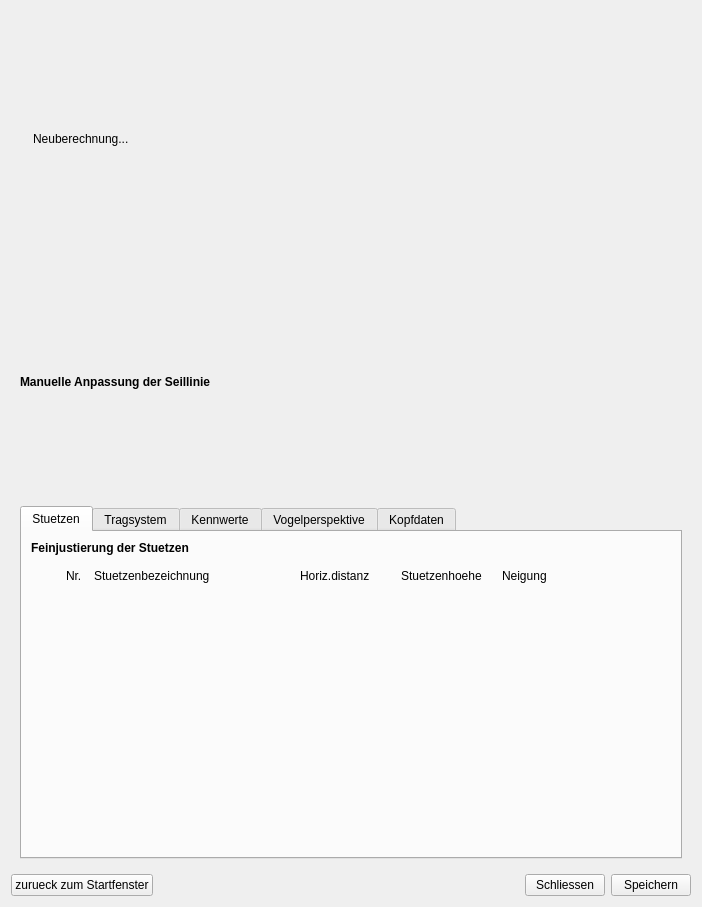
This is gui/adjustmentDialog.ui in piMoll/SEILAPLAN as Qt 5 draws it before an edit. The edited form follows.
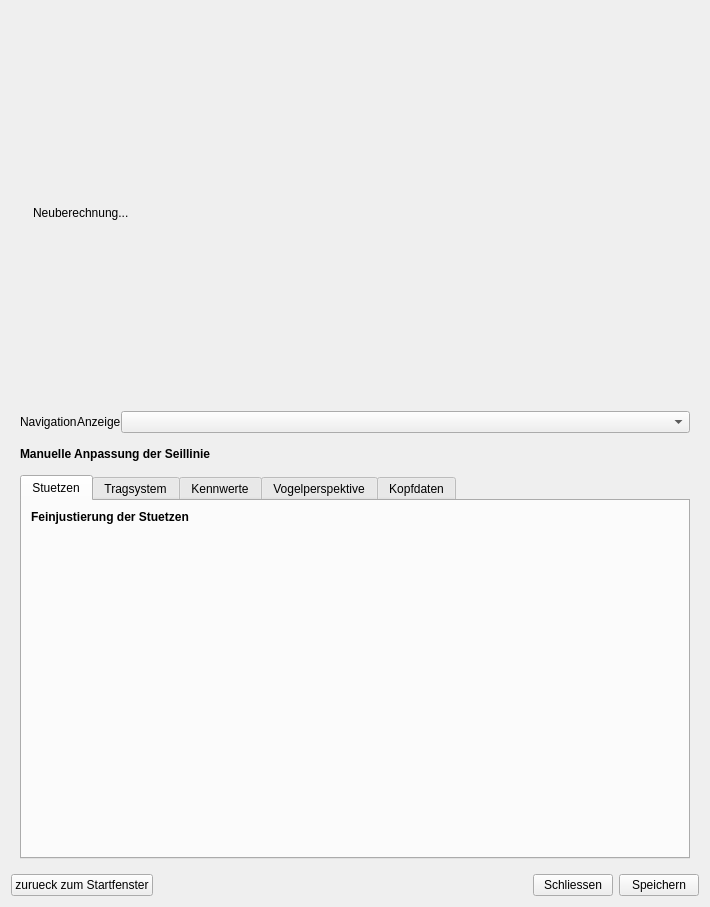
This is the edited form. Icons and pictures are not drawn.

Commit message: Reengineering of PoleWidget for better space usage. Finally, use Gridlayout instead of HBoxLayout.

The edit to the form file:
```diff
--- a/gui/adjustmentDialog.ui
+++ b/gui/adjustmentDialog.ui
@@ -6,7 +6,7 @@
    <rect>
     <x>0</x>
     <y>0</y>
-    <width>702</width>
+    <width>710</width>
     <height>907</height>
    </rect>
   </property>
@@ -43,7 +43,7 @@
        <rect>
         <x>0</x>
         <y>0</y>
-        <width>684</width>
+        <width>692</width>
         <height>856</height>
        </rect>
       </property>
@@ -56,6 +56,18 @@
       <layout class="QGridLayout" name="gridLayout_4">
        <item row="2" column="0">
         <widget class="QLabel" name="label_18">
+         <property name="sizePolicy">
+          <sizepolicy hsizetype="Preferred" vsizetype="Fixed">
+           <horstretch>0</horstretch>
+           <verstretch>0</verstretch>
+          </sizepolicy>
+         </property>
+         <property name="minimumSize">
+          <size>
+           <width>0</width>
+           <height>30</height>
+          </size>
+         </property>
          <property name="font">
           <font>
            <weight>75</weight>
@@ -124,173 +136,7 @@
               </layout>
              </item>
              <item>
-              <layout class="QHBoxLayout" name="poleGrid">
-               <item>
-                <layout class="QVBoxLayout" name="poleVGrid">
-                 <item>
-                  <layout class="QHBoxLayout" name="poleHgridHeader">
-                   <item>
-                    <spacer name="horizontalSpacer_5">
-                     <property name="orientation">
-                      <enum>Qt::Horizontal</enum>
-                     </property>
-                     <property name="sizeType">
-                      <enum>QSizePolicy::Fixed</enum>
-                     </property>
-                     <property name="sizeHint" stdset="0">
-                      <size>
-                       <width>35</width>
-                       <height>20</height>
-                      </size>
-                     </property>
-                    </spacer>
-                   </item>
-                   <item>
-                    <widget class="QLabel" name="label_19">
-                     <property name="sizePolicy">
-                      <sizepolicy hsizetype="Fixed" vsizetype="Preferred">
-                       <horstretch>0</horstretch>
-                       <verstretch>0</verstretch>
-                      </sizepolicy>
-                     </property>
-                     <property name="minimumSize">
-                      <size>
-                       <width>20</width>
-                       <height>0</height>
-                      </size>
-                     </property>
-                     <property name="maximumSize">
-                      <size>
-                       <width>20</width>
-                       <height>16777215</height>
-                      </size>
-                     </property>
-                     <property name="text">
-                      <string>Nr.</string>
-                     </property>
-                    </widget>
-                   </item>
-                   <item>
-                    <widget class="QLabel" name="label_31">
-                     <property name="sizePolicy">
-                      <sizepolicy hsizetype="Fixed" vsizetype="Fixed">
-                       <horstretch>0</horstretch>
-                       <verstretch>0</verstretch>
-                      </sizepolicy>
-                     </property>
-                     <property name="minimumSize">
-                      <size>
-                       <width>200</width>
-                       <height>30</height>
-                      </size>
-                     </property>
-                     <property name="lineWidth">
-                      <number>1</number>
-                     </property>
-                     <property name="text">
-                      <string>Stuetzenbezeichnung</string>
-                     </property>
-                     <property name="margin">
-                      <number>0</number>
-                     </property>
-                     <property name="indent">
-                      <number>2</number>
-                     </property>
-                    </widget>
-                   </item>
-                   <item>
-                    <widget class="QLabel" name="label_35">
-                     <property name="sizePolicy">
-                      <sizepolicy hsizetype="Fixed" vsizetype="Fixed">
-                       <horstretch>0</horstretch>
-                       <verstretch>0</verstretch>
-                      </sizepolicy>
-                     </property>
-                     <property name="minimumSize">
-                      <size>
-                       <width>95</width>
-                       <height>30</height>
-                      </size>
-                     </property>
-                     <property name="text">
-                      <string>Horiz.distanz</string>
-                     </property>
-                     <property name="margin">
-                      <number>0</number>
-                     </property>
-                     <property name="indent">
-                      <number>2</number>
-                     </property>
-                    </widget>
-                   </item>
-                   <item>
-                    <widget class="QLabel" name="label_30">
-                     <property name="sizePolicy">
-                      <sizepolicy hsizetype="Fixed" vsizetype="Fixed">
-                       <horstretch>0</horstretch>
-                       <verstretch>0</verstretch>
-                      </sizepolicy>
-                     </property>
-                     <property name="minimumSize">
-                      <size>
-                       <width>95</width>
-                       <height>30</height>
-                      </size>
-                     </property>
-                     <property name="text">
-                      <string>Stuetzenhoehe</string>
-                     </property>
-                     <property name="margin">
-                      <number>0</number>
-                     </property>
-                     <property name="indent">
-                      <number>2</number>
-                     </property>
-                    </widget>
-                   </item>
-                   <item>
-                    <widget class="QLabel" name="label_36">
-                     <property name="sizePolicy">
-                      <sizepolicy hsizetype="Fixed" vsizetype="Fixed">
-                       <horstretch>0</horstretch>
-                       <verstretch>0</verstretch>
-                      </sizepolicy>
-                     </property>
-                     <property name="minimumSize">
-                      <size>
-                       <width>60</width>
-                       <height>30</height>
-                      </size>
-                     </property>
-                     <property name="text">
-                      <string>Neigung</string>
-                     </property>
-                     <property name="margin">
-                      <number>0</number>
-                     </property>
-                     <property name="indent">
-                      <number>2</number>
-                     </property>
-                    </widget>
-                   </item>
-                   <item>
-                    <spacer name="horizontalSpacer_6">
-                     <property name="orientation">
-                      <enum>Qt::Horizontal</enum>
-                     </property>
-                     <property name="sizeHint" stdset="0">
-                      <size>
-                       <width>40</width>
-                       <height>20</height>
-                      </size>
-                     </property>
-                    </spacer>
-                   </item>
-                  </layout>
-                 </item>
-                </layout>
-               </item>
-              </layout>
+              <layout class="QGridLayout" name="poleGrid"/>
              </item>
              <item>
               <spacer name="verticalSpacer_4">
@@ -1332,6 +1178,48 @@
          <property name="spacing">
           <number>0</number>
          </property>
+         <item>
+          <layout class="QVBoxLayout" name="plotContainer"/>
+         </item>
+         <item>
+          <layout class="QHBoxLayout" name="plotFooterLayout">
+           <item>
+            <widget class="QLabel" name="labelNav">
+             <property name="sizePolicy">
+              <sizepolicy hsizetype="Fixed" vsizetype="Preferred">
+               <horstretch>0</horstretch>
+               <verstretch>0</verstretch>
+              </sizepolicy>
+             </property>
+             <property name="text">
+              <string>Navigation</string>
+             </property>
+            </widget>
+           </item>
+           <item>
+            <layout class="QHBoxLayout" name="toolbarContainer"/>
+           </item>
+           <item>
+            <widget class="QLabel" name="label_25">
+             <property name="sizePolicy">
+              <sizepolicy hsizetype="Fixed" vsizetype="Preferred">
+               <horstretch>0</horstretch>
+               <verstretch>0</verstretch>
+              </sizepolicy>
+             </property>
+             <property name="text">
+              <string>Anzeige</string>
+             </property>
+             <property name="margin">
+              <number>0</number>
+             </property>
+            </widget>
+           </item>
+           <item>
+            <widget class="QComboBox" name="fieldPlotTopic"/>
+           </item>
+          </layout>
+         </item>
         </layout>
        </item>
       </layout>
```
The commit also changes 4 other files.
